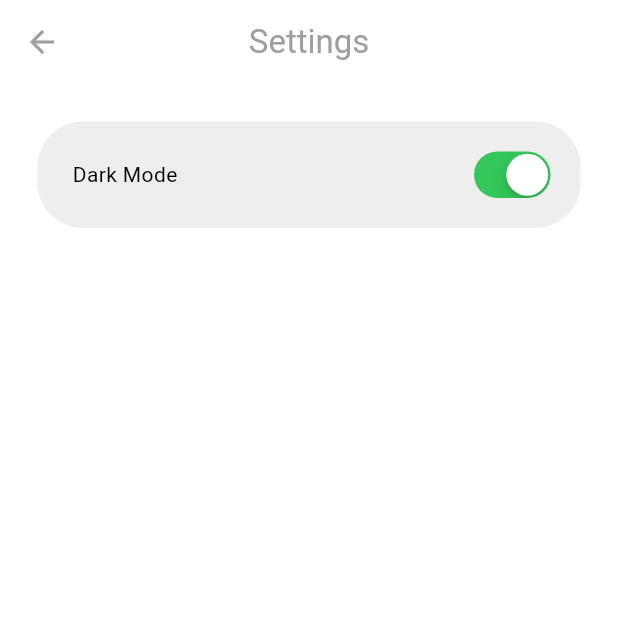
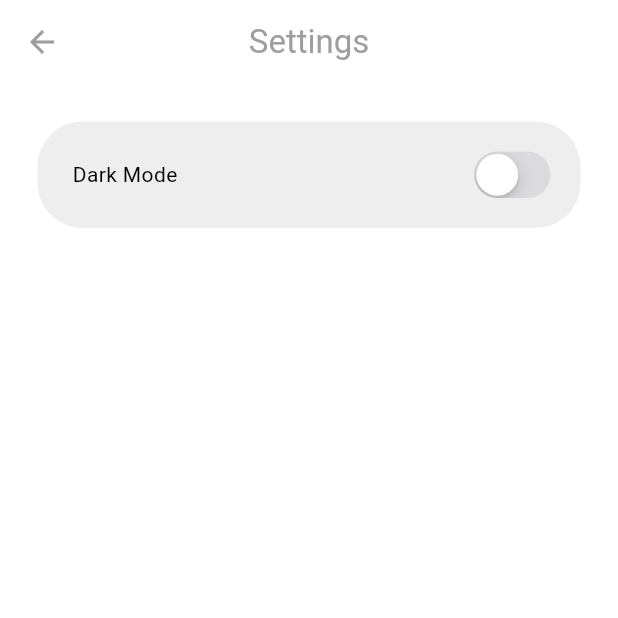
Before and after one commit to Darrylwin/minimal_chat, a Flutter app: the screen it shows once a user with an empty profile is signed in, in the side drawer, after a tap on "S E T T I N G S", on a phone screen of 412 x 824 dp, the top half of it. Run offline on Flutter 3.47's test engine with Material 3 defaults, Android fonts, the phone set to English and light mode, and no system bars; our stand-ins replace cloud_firestore, firebase_auth, firebase_core; accounts and stored records are empty; network calls fail.

Commit message:
finalisation togglthemes dark and light

```diff
--- a/lib/pages/setings_page.dart
+++ b/lib/pages/setings_page.dart
@@ -1,5 +1,7 @@
 import 'package:flutter/cupertino.dart';
 import 'package:flutter/material.dart';
+import 'package:minimal_chat/themes/theme_provider.dart';
+import 'package:provider/provider.dart';
 
 class SettingsPage extends StatelessWidget {
   const SettingsPage({super.key});
@@ -34,8 +36,11 @@ class SettingsPage extends StatelessWidget {
 
             // switch toggle
             CupertinoSwitch(
-              value: true,
-              onChanged: (value) {},
+              value:
+                  Provider.of<ThemeProvider>(context, listen: false).isDarkMode,
+              onChanged: (value) =>
+                  Provider.of<ThemeProvider>(context, listen: false)
+                    ..toggleTheme(),
             ),
           ],
         ),
--- a/lib/themes/dark_mode.dart
+++ b/lib/themes/dark_mode.dart
@@ -4,7 +4,7 @@ ThemeData darkMode = ThemeData(
     colorScheme: ColorScheme.dark(
   surface: Colors.grey.shade900,
   primary: Colors.grey.shade600,
-  secondary: Colors.grey.shade700,
+  secondary: const Color.fromARGB(255, 57, 57, 57),
   tertiary: Colors.grey.shade800,
   inversePrimary: Colors.grey.shade300,
 ));
```
